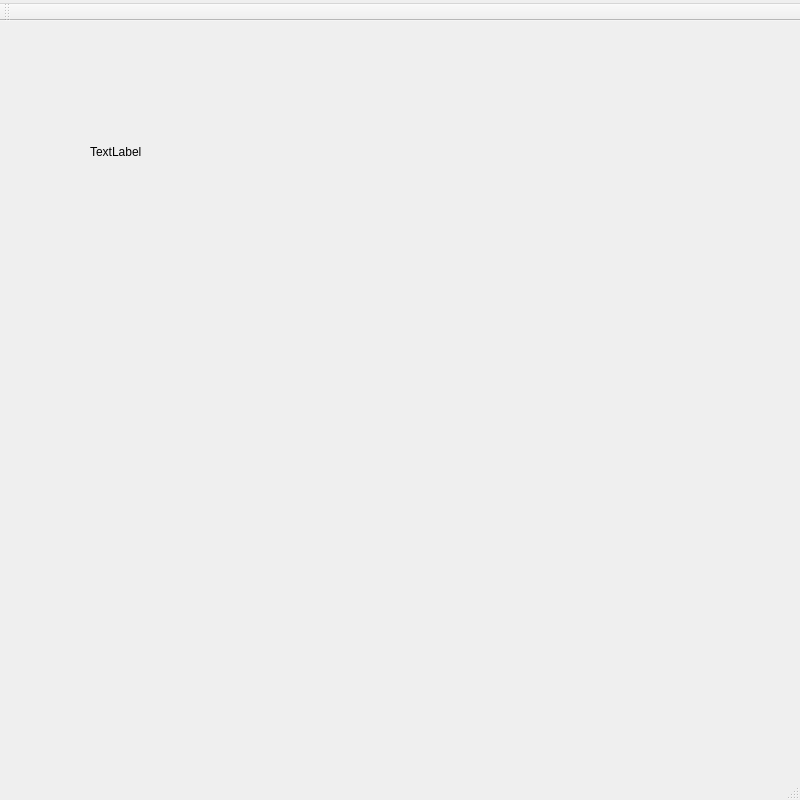
bigdatacon/Scheduler_Gui, file mainwindow.ui: the form before one commit.
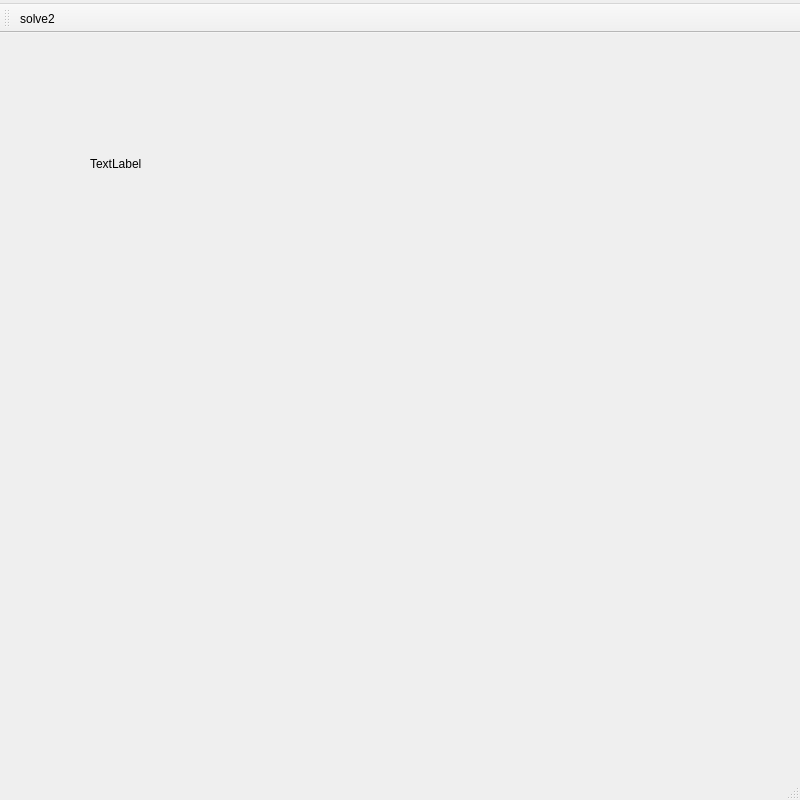
The form after the commit.

Commit message: second window через ui и solve2 через ui

```diff
--- a/mainwindow.ui
+++ b/mainwindow.ui
@@ -65,13 +65,14 @@
    <attribute name="toolBarBreak">
     <bool>false</bool>
    </attribute>
+   <addaction name="actionPushClick"/>
   </widget>
   <action name="actionPushClick">
    <property name="checkable">
     <bool>true</bool>
    </property>
    <property name="text">
-    <string>PushClick</string>
+    <string>solve2</string>
    </property>
    <property name="toolTip">
     <string>click</string>
```
Left out of the diff: 8 changed lines with no effect on the pictures. The commit also changes 4 other files.
